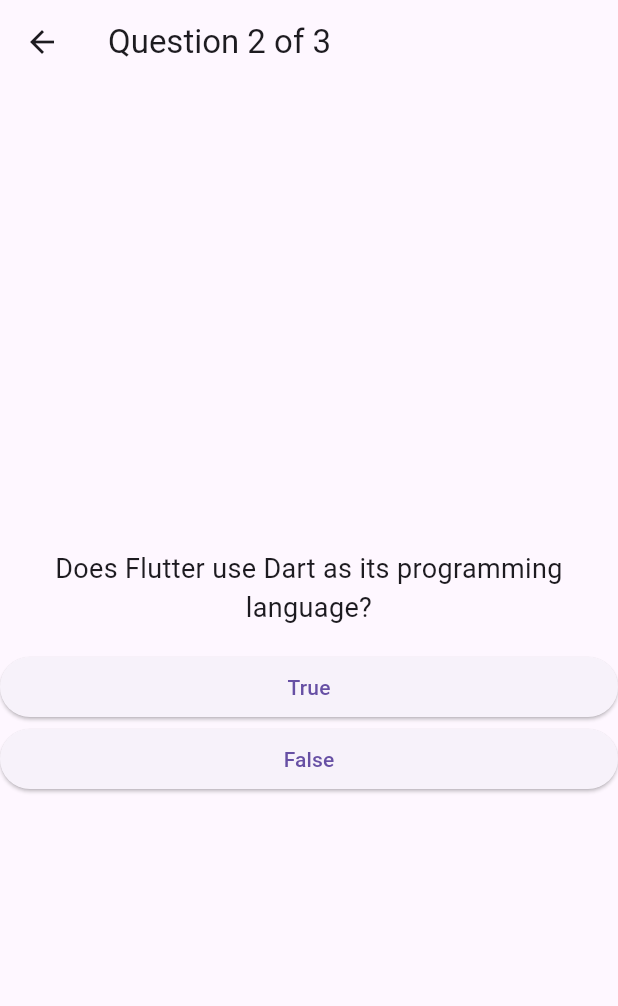
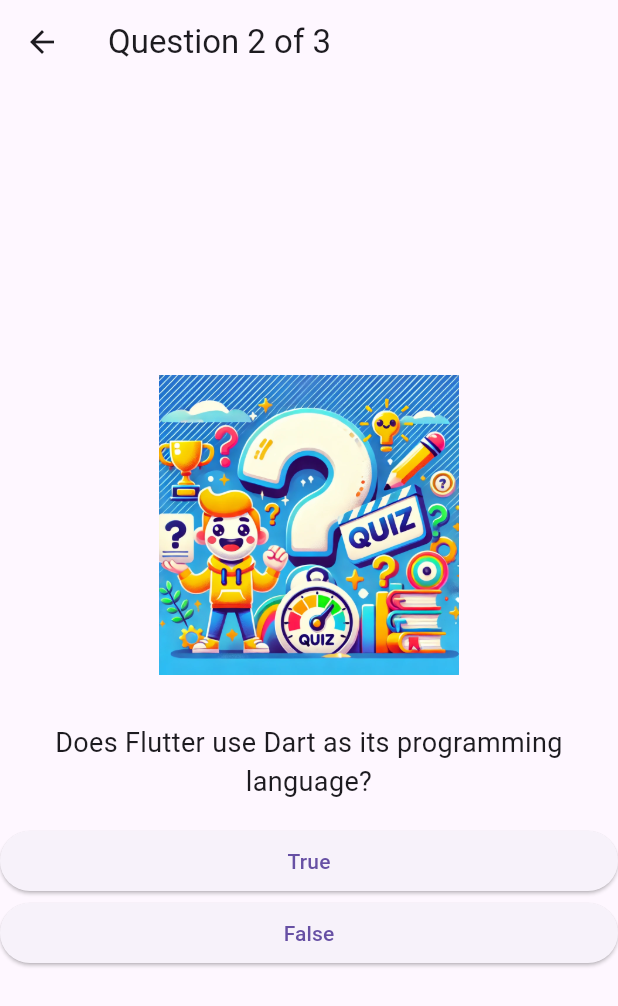
Before and after one commit to Mounir-charef/Quizy, a Flutter app: the QuizPage screen opened directly, after a tap on "True", on a phone screen of 412 x 824 dp. Shown: the top 1006 px of the screen. Run offline on Flutter 3.47's test engine with Material 3 defaults, Android fonts, the light colour scheme and no system bars.

Commit message:
add score and assets

```diff
--- a/lib/main.dart
+++ b/lib/main.dart
@@ -1,10 +1,11 @@
 import 'package:flutter/material.dart';
 import 'screens/home_page.dart';
+import 'screens/quiz_page.dart';
 
 void main() => runApp(MyApp());
 
 class MyApp extends StatelessWidget {
-  const MyApp({super.key});
+  const MyApp({Key? key}) : super(key: key);
 
   @override
   Widget build(BuildContext context) {
@@ -17,108 +18,3 @@
     );
   }
 }
-
-class QuizPage extends StatefulWidget {
-  const QuizPage({Key? key}) : super(key: key);
-
-  @override
-  State<QuizPage> createState() => _QuizPageState();
-}
-
-class _QuizPageState extends State<QuizPage> {
-  final List<String> _questions = [
-    'Is Flutter a framework for web development?',
-    'Does Flutter use Dart as its programming language?',
-    'Can Flutter be used for cross-platform mobile development?'
-  ];
-
-  int _currentQuestionIndex = 0;
-  int _score = 0;
-
-  void _answerQuestion(bool isCorrect) {
-    if (isCorrect) {
-      _score++;
-    }
-    setState(() {
-      if (_currentQuestionIndex < _questions.length - 1) {
-        _currentQuestionIndex++;
-      } else {
-        // Navigate to a score screen
-        Navigator.push(
-          context,
-          MaterialPageRoute(
-            builder: (context) => ScoreScreen(
-              totalQuestions: _questions.length,
-              score: _score,
-            ),
-          ),
-        );
-      }
-    });
-  }
-
-  @override
-  Widget build(BuildContext context) {
-    return Scaffold(
-      appBar: AppBar(
-        title: Text('Question ${_currentQuestionIndex + 1} of ${_questions.length}'),
-      ),
-      body: Column(
-        mainAxisAlignment: MainAxisAlignment.center,
-        crossAxisAlignment: CrossAxisAlignment.stretch,
-        children: [
-          Padding(
-            padding: const EdgeInsets.all(16.0),
-            child: Text(
-              _questions[_currentQuestionIndex],
-              style: const TextStyle(fontSize: 18),
-              textAlign: TextAlign.center,
-            ),
-          ),
-          ElevatedButton(
-            onPressed: () => _answerQuestion(true),
-            child: const Text('True'),
-          ),
-          ElevatedButton(
-            onPressed: () => _answerQuestion(false),
-            child: const Text('False'),
-          ),
-        ],
-      ),
-    );
-  }
-}
-
-class ScoreScreen extends StatelessWidget {
-  final int totalQuestions;
-  final int score;
-
-  const ScoreScreen({Key? key, required this.totalQuestions, required this.score}) : super(key: key);
-
-  @override
-  Widget build(BuildContext context) {
-    return Scaffold(
-      appBar: AppBar(
-        title: const Text('Your Score'),
-      ),
-      body: Center(
-        child: Column(
-          mainAxisAlignment: MainAxisAlignment.center,
-          children: [
-            Text(
-              'You scored $score out of $totalQuestions',
-              style: const TextStyle(fontSize: 24, fontWeight: FontWeight.bold),
-              textAlign: TextAlign.center,
-            ),
-            ElevatedButton(
-              onPressed: () {
-                Navigator.pop(context);
-              },
-              child: const Text('Back to Quiz'),
-            ),
-          ],
-        ),
-      ),
-    );
-  }
-}
--- a/lib/screens/quiz_page.dart
+++ b/lib/screens/quiz_page.dart
@@ -10,29 +10,31 @@
 }
 
 class _QuizPageState extends State<QuizPage> {
-  final List<Question> _questions = [
-    Question('Is Flutter a framework for web development?', false),
-    Question('Does Flutter use Dart as its programming language?', true),
-    Question('Can Flutter be used for cross-platform mobile development?', true),
+  final List<String> _questions = [
+    'Is Flutter a framework for web development?',
+    'Does Flutter use Dart as its programming language?',
+    'Can Flutter be used for cross-platform mobile development?'
   ];
 
   int _currentQuestionIndex = 0;
   int _score = 0;
 
-  void _answerQuestion(bool userChoice) {
-    if (_questions[_currentQuestionIndex].isCorrect == userChoice) {
+  void _answerQuestion(bool isCorrect) {
+    if (isCorrect) {
       _score++;
     }
-
     setState(() {
       if (_currentQuestionIndex < _questions.length - 1) {
         _currentQuestionIndex++;
       } else {
+        // Navigate to a score screen
         Navigator.push(
           context,
           MaterialPageRoute(
-            builder: (context) =>
-                ScorePage(score: _score, total: _questions.length),
+            builder: (context) => ScoreScreen(
+              totalQuestions: _questions.length,
+              score: _score,
+            ),
           ),
         );
       }
@@ -41,38 +43,26 @@
 
   @override
   Widget build(BuildContext context) {
-    final currentQuestion = _questions[_currentQuestionIndex];
-
     return Scaffold(
       appBar: AppBar(
-        title: const Text('Quiz'),
+        title: Text('Question ${_currentQuestionIndex + 1} of ${_questions.length}'),
       ),
-      body: Padding(
-        padding: const EdgeInsets.all(20),
-        child: Column(
+      body: Column(
         mainAxisAlignment: MainAxisAlignment.center,
         crossAxisAlignment: CrossAxisAlignment.stretch,
         children: [
-            Image.asset(
-              'assets/quiz.png',
-              height: 200,
+          Padding(
+            padding: const EdgeInsets.all(16.0),
+            child: Image.asset('assets/quiz.png', height: 200),
           ),
-            const SizedBox(height: 20),
-            Text(
-              'Question ${_currentQuestionIndex + 1} of ${_questions.length}',
-              style: const TextStyle(
-                fontSize: 16,
-                fontWeight: FontWeight.bold,
-              ),
-              textAlign: TextAlign.center,
-            ),
-            const SizedBox(height: 20),
-            Text(
-              currentQuestion.questionText,
+          Padding(
+            padding: const EdgeInsets.all(16.0),
+            child: Text(
+              _questions[_currentQuestionIndex],
               style: const TextStyle(fontSize: 18),
               textAlign: TextAlign.center,
             ),
-            const SizedBox(height: 20),
+          ),
           ElevatedButton(
             onPressed: () => _answerQuestion(true),
             child: const Text('True'),
@@ -83,7 +73,6 @@
           ),
         ],
       ),
-      ),
     );
   }
 }
--- a/pubspec.yaml
+++ b/pubspec.yaml
@@ -87,3 +87,6 @@
   #
   # For details regarding fonts from package dependencies,
   # see https://flutter.dev/to/font-from-package
+
+  assets:
+    - assets/
```
Also changed, not shown: lib/screens/score_page.dart (+11 -11 lines), assets/avatar.png (added). Lines whose indentation alone changed are shown as unchanged.
